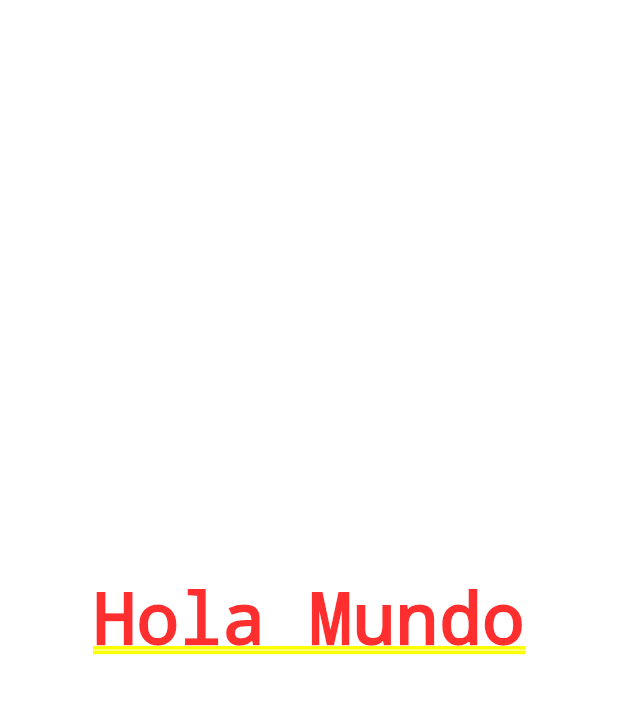
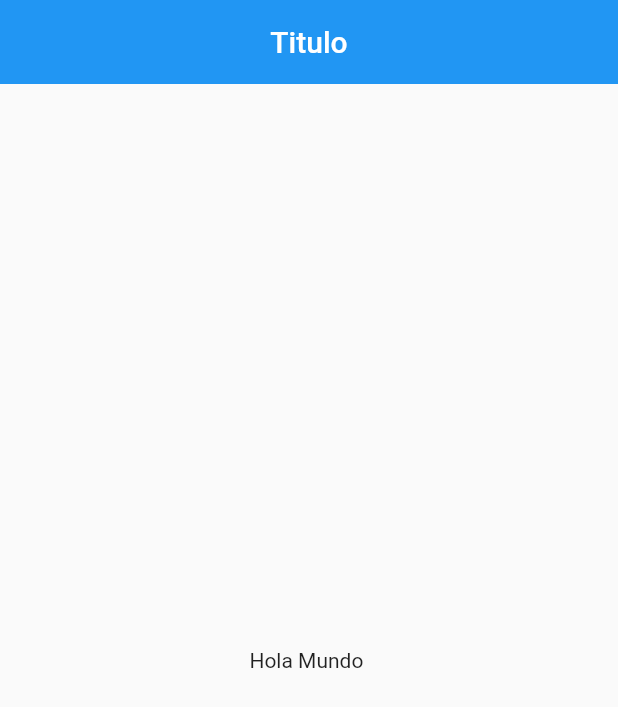
Before and after one commit to VictorBejarano/5-hola_mundo, a Flutter app: the screen it shows after launch, on a phone screen of 412 x 824 dp. Shown: the top 707 px of the screen. Run offline on Flutter 3.47's test engine with Material 2 defaults, Android fonts, the phone set to English and light mode, and no system bars.

Commit message:
07 Widget Scaffold

```diff
--- a/lib/src/app.dart
+++ b/lib/src/app.dart
@@ -1,8 +1,9 @@
+import 'package:contador/src/pages/home_page.dart';
 import 'package:flutter/material.dart';
 
 class MyApp extends StatelessWidget {
   @override
   Widget build(BuildContext context) {
-    return MaterialApp(home: Center(child: Text('Hola Mundo')));
+    return MaterialApp(home: Center(child: HomePage()));
   }
 }
--- /dev/null
+++ b/lib/src/pages/home_page.dart
@@ -0,0 +1,19 @@
+import 'package:flutter/material.dart';
+
+class HomePage extends StatelessWidget {
+  const HomePage({Key key}) : super(key: key);
+
+  @override
+  Widget build(BuildContext context) {
+    return Scaffold(
+      appBar: AppBar(
+        title: Text('Titulo'),
+        centerTitle: true,
+        elevation: 0.0,
+      ),
+      body: Center(
+        child: Text('Hola Mundo '),
+      ),
+    );
+  }
+}
```
